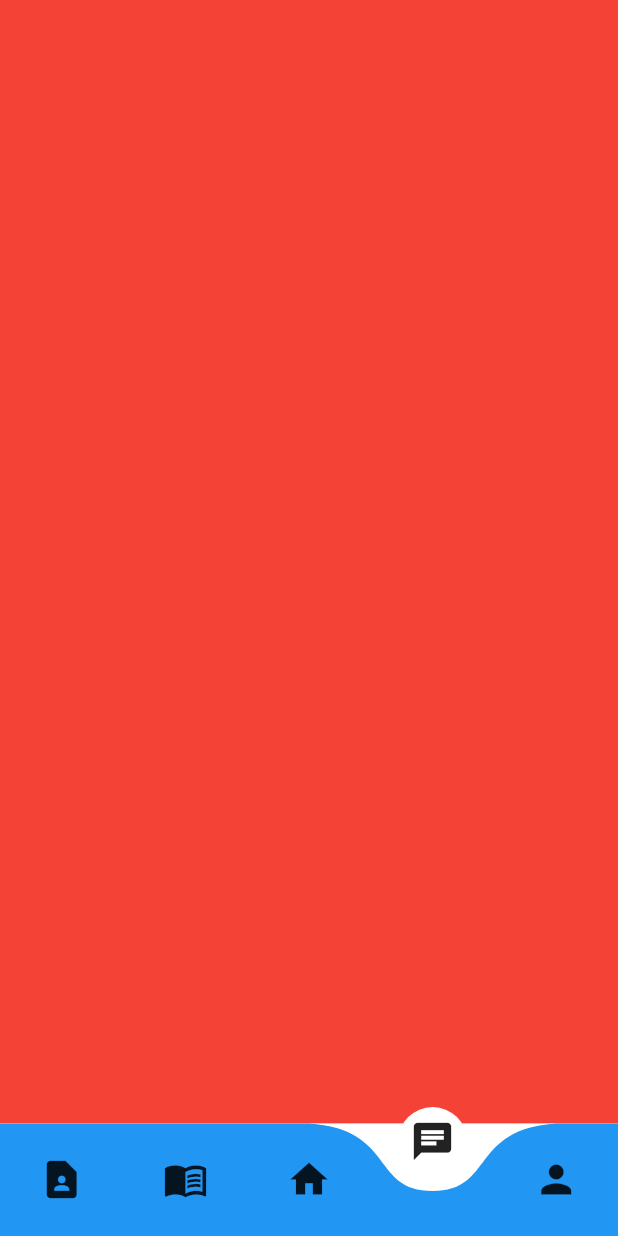
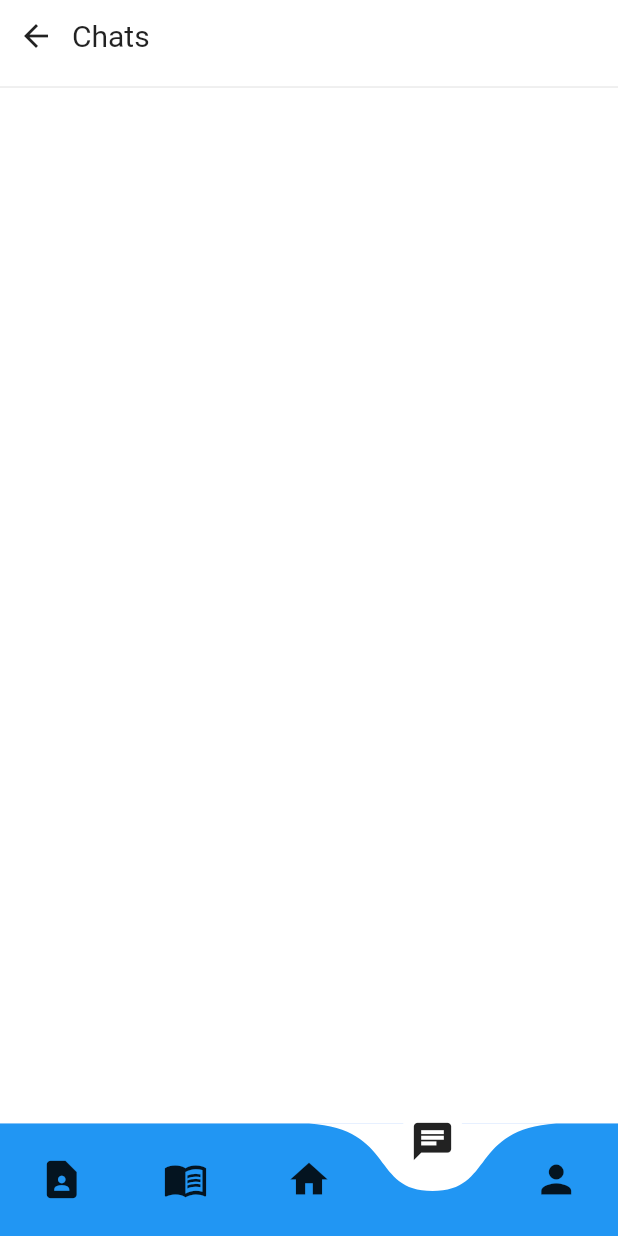
Before and after one commit to cristhofer5748/app-cielo-radio, a Flutter app: the screen it shows after launch, item 4 of the bottom bar chosen, on a phone screen of 412 x 824 dp. Run offline on Flutter 3.47's test engine with Material 2 defaults, Android fonts, the phone set to English and light mode, and no system bars; drawn by our look-alikes of curved_navigation_bar; our stand-ins replace flutter_swiper, google_fonts; Roboto replaces fonts that are missing (Adamina).

Commit message:
Modificacion del Admin y Chat

```diff
--- /dev/null
+++ b/lib/components/chat/chat.dart
@@ -0,0 +1,78 @@
+import 'package:flutter/material.dart';
+import 'package:google_fonts/google_fonts.dart';
+import 'package:radio_cielo/nav/navbar.dart';
+import 'package:radio_cielo/screens/home.dart';
+
+class Chat extends StatefulWidget {
+  const Chat({Key? key}) : super(key: key);
+
+  @override
+  _ChatState createState() => _ChatState();
+}
+
+class _ChatState extends State<Chat> {
+  @override
+  Widget build(BuildContext context) {
+    return SizedBox(
+      height: MediaQuery.of(context).size.height,
+       width: MediaQuery.of(context).size.width,
+      child: Scaffold(
+
+        backgroundColor: Colors.white,
+        body: Column(
+          children: <Widget>[
+            Container(
+              child: const ChatEncabezado(),
+            ),
+            const Divider(
+              height: 20.0,
+            ),
+            Container(
+              child: chatPrincipal(),
+            )
+          ],
+        ),
+      ),
+    );
+  }
+}
+
+class ChatEncabezado extends StatelessWidget {
+  const ChatEncabezado({Key? key}) : super(key: key);
+
+  @override
+  Widget build(BuildContext context) {
+    return SafeArea(
+    child: Row(
+      mainAxisAlignment: MainAxisAlignment.start,
+      children: [
+
+        BackButton(
+          onPressed:() {
+            Navigator.of(context).push(MaterialPageRoute(
+                builder: (context) => const MenuNavegacion(),
+            ));
+          },
+        ),
+        Align(
+          alignment: Alignment.center,
+          child: Text(
+            "Chats",
+            style: GoogleFonts.adamina(fontSize: 20.0),
+          ),
+        ),
+
+      ],
+    ),
+  );
+  }
+}
+
+
+
+
+Widget chatPrincipal() {
+  return Column(
+
+  );
+}
--- a/lib/screens/chat.dart
+++ /dev/null
@@ -1,18 +0,0 @@
-
-import 'package:flutter/material.dart';
-
-class Chat extends StatefulWidget {
-  const Chat({Key? key}) : super(key: key);
-
-  @override
-  _ChatState createState() => _ChatState();
-}
-
-class _ChatState extends State<Chat> {
-  @override
-  Widget build(BuildContext context) {
-    return Container(
-      color: Colors.red,
-    );
-  }
-}
```
Also changed, not shown: lib/components/admin/admin.dart (+138 -15 lines), lib/components/inicio_sesion.dart (deleted, +0 -145 lines), lib/components/login/inicio_sesion.dart (added, +170 -0 lines), lib/components/login/login.dart (renamed from lib/components/login.dart, +15 -1 lines), lib/main.dart (+10 -2 lines), lib/nav/navbar.dart (+10 -9 lines), lib/components/contact/contact.dart (renamed from lib/screens/contact.dart).
